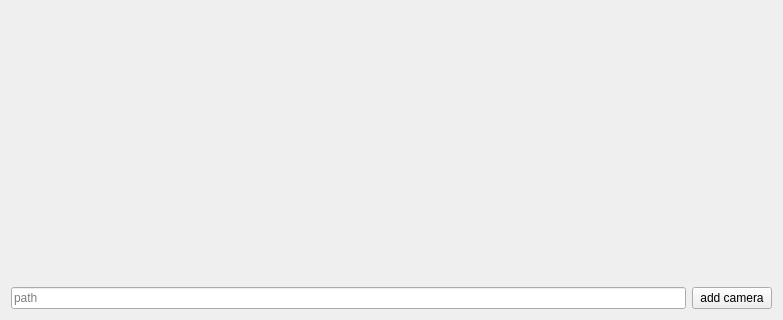
Serweik/ffmpegSw, file examples/QtExample/mainwindow.ui: the form before one commit; both pictures show x 0 to 783 and y 326 to 646 of the 783 by 646 pixel window.
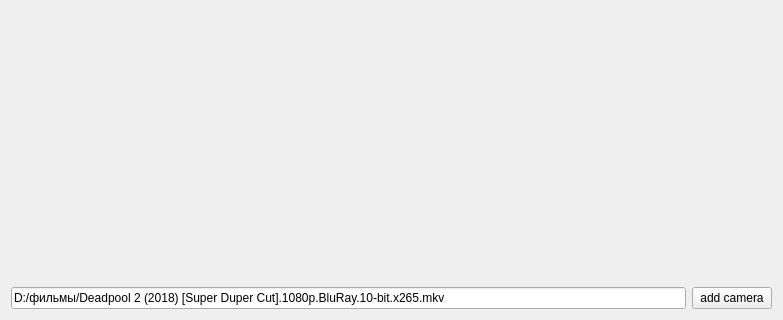
The form after the commit.

What changed in the file:
```diff
--- a/examples/QtExample/mainwindow.ui
+++ b/examples/QtExample/mainwindow.ui
@@ -23,7 +23,7 @@
       <item>
        <widget class="QLineEdit" name="pathToSource">
         <property name="text">
-         <string/>
+         <string>D:/фильмы/Deadpool 2 (2018) [Super Duper Cut].1080p.BluRay.10-bit.x265.mkv</string>
         </property>
         <property name="placeholderText">
          <string>path</string>
```
